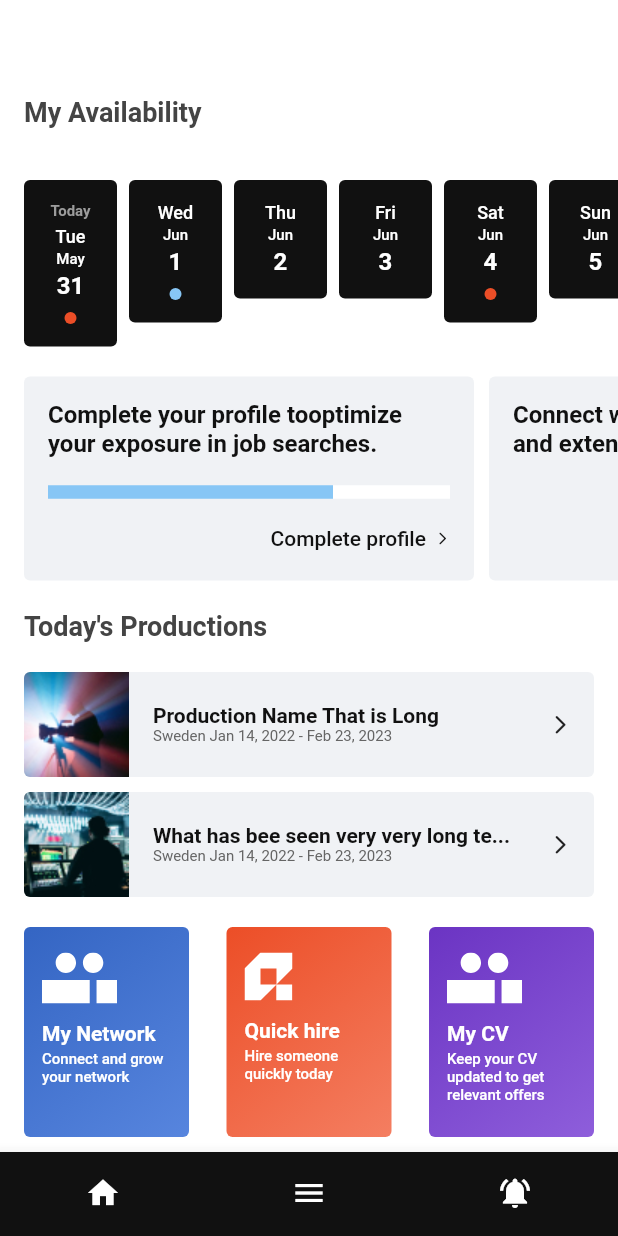
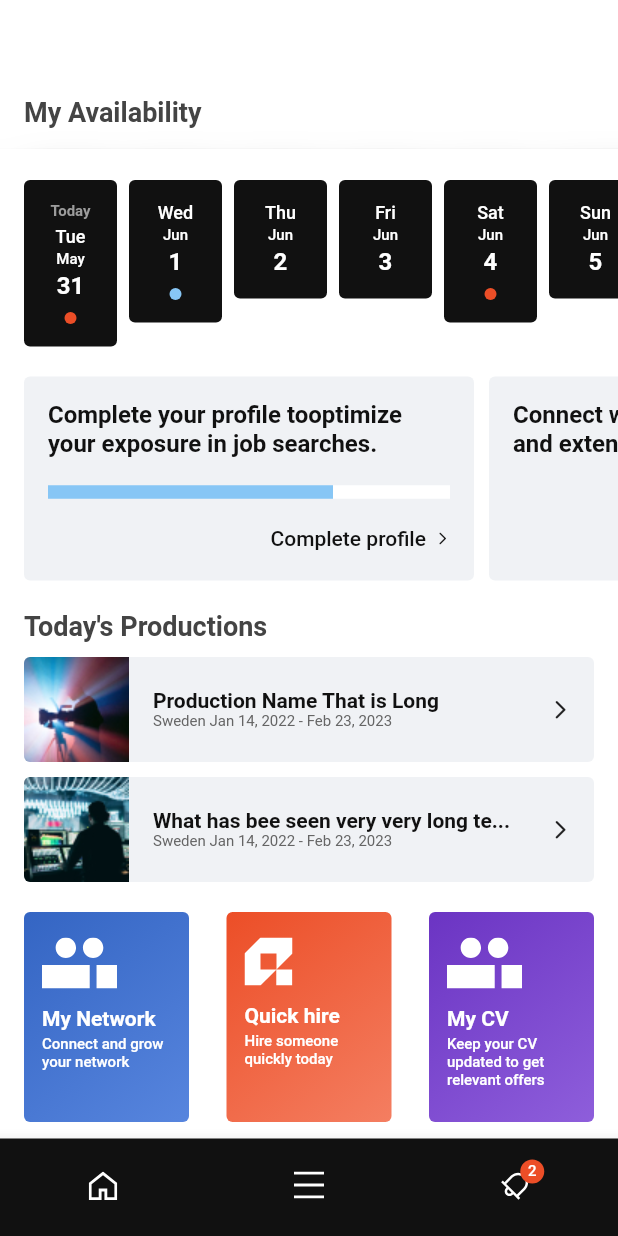
Before and after one commit to sdf0106/qyre_test_app, a Flutter app: the screen it shows after launch, on a phone screen of 412 x 824 dp. Run offline on Flutter 3.47's test engine with Material 2 defaults, Android fonts, the light colour scheme and no system bars; our stand-ins replace bloc, dartz, flutter_bloc, flutter_svg, freezed_annotation, get_it and 1 more; Roboto replaces fonts that are missing (Matter).

Commit message:
style(home): add bottomBar svgs and appBar blurEffect -15

```diff
--- /dev/null
+++ b/lib/core/consts/icon_paths.dart
@@ -0,0 +1,7 @@
+class IconPaths {
+  IconPaths._();
+
+  static const homeIconPath = 'assets/icons/home.svg';
+  static const menuIconPath = 'assets/icons/menu.svg';
+  static const notifications = 'assets/icons/notifications.svg';
+}
--- a/lib/features/home/presentation/pages/home_page.dart
+++ b/lib/features/home/presentation/pages/home_page.dart
@@ -11,7 +11,7 @@ import '../../../productions/presentation/widgets/production_cards_list.dart';
 import '../../../starred_posts/widgets/starred_posts_content.dart';
 import '../cubit/extending_app_bar_cubit.dart';
 import '../widgets/app_bar/app_bar.dart';
-import '../widgets/bottom_navigation_bar.dart';
+import '../widgets/bottom_navigation_bar/bottom_navigation_bar.dart';
 
 class HomePage extends StatelessWidget {
   const HomePage({Key? key}) : super(key: key);
@@ -31,10 +31,10 @@ class HomePage extends StatelessWidget {
       child: Scaffold(
         backgroundColor: Theme.of(context).colorScheme.background,
         body: Stack(
-          children: const [
-            HomeScrollableView(),
-            QyreAppBar(),
-          ],
+          children: [
+            QyreAppBar(setWidth: MediaQuery.of(context).size.width),
+            const HomeScrollableView(),
+          ].reversed.toList(),
         ),
         bottomNavigationBar: const QyreBottomNavigationBar(),
       ),
--- a/lib/features/home/presentation/widgets/app_bar/app_bar.dart
+++ b/lib/features/home/presentation/widgets/app_bar/app_bar.dart
@@ -1,3 +1,5 @@
+import 'dart:ui' as UI;
+
 import 'package:flutter/material.dart';
 
 import '../../../../../config/theme/palette.dart';
@@ -5,18 +7,28 @@ import '../../../../../config/theme/palette.dart';
 import 'app_bar_content.dart';
 
 class QyreAppBar extends StatelessWidget {
-  const QyreAppBar({Key? key}) : super(key: key);
+  final double setWidth;
+  const QyreAppBar({
+    Key? key,
+    required this.setWidth,
+  }) : super(key: key);
 
   @override
   Widget build(BuildContext context) {
     return Column(
       crossAxisAlignment: CrossAxisAlignment.start,
       children: [
-        Container(
-          width: double.infinity,
+        ClipRect(
+          child: BackdropFilter(
+            filter: UI.ImageFilter.blur(
+              sigmaX: 15.0,
+              sigmaY: 15.0,
+            ),
+            child: Container(
+              width: setWidth,
               decoration: BoxDecoration(
                 color: Palette.white.withOpacity(0.7),
-            // backgroundBlendMode: BlendMode.dstIn,
+                backgroundBlendMode: BlendMode.srcOver,
               ),
               padding: const EdgeInsets.fromLTRB(16.0, 64.0, 0.0, 14.0),
               child: Text(
@@ -24,7 +36,17 @@ class QyreAppBar extends StatelessWidget {
                 style: Theme.of(context).textTheme.headline1,
               ),
             ),
-        const AppBarContent(),
+          ),
+        ),
+        ClipRect(
+          child: BackdropFilter(
+            filter: UI.ImageFilter.blur(
+              sigmaX: 15.0,
+              sigmaY: 15.0,
+            ),
+            child: const AppBarContent(),
+          ),
+        ),
       ],
     );
   }
--- a/lib/features/home/presentation/widgets/app_bar/app_bar_content.dart
+++ b/lib/features/home/presentation/widgets/app_bar/app_bar_content.dart
@@ -2,7 +2,6 @@ import 'package:flutter/material.dart';
 import 'package:flutter_bloc/flutter_bloc.dart';
 import 'package:qyre_test_app/core/widgets.dart/error_text.dart';
 
-import '../../../../../config/theme/palette.dart';
 import '../../../../../core/widgets.dart/circular_progress_indicator.dart';
 import '../../../../availability/domain/blocs/availability/availability_bloc.dart';
 import '../../../../availability/domain/entities/day.dart';
--- a/lib/features/home/presentation/widgets/bottom_navigation_bar.dart
+++ b/lib/features/home/presentation/widgets/bottom_navigation_bar/bottom_navigation_bar.dart
@@ -1,4 +1,7 @@
 import 'package:flutter/material.dart';
+
+import '../../../../../core/consts/icon_paths.dart';
+import 'bottom_navigation_bar_item.dart';
 
 class QyreBottomNavigationBar extends StatelessWidget {
   const QyreBottomNavigationBar({
@@ -12,25 +15,25 @@ class QyreBottomNavigationBar extends StatelessWidget {
       showUnselectedLabels: false,
       selectedItemColor: Theme.of(context).colorScheme.onSurface,
       backgroundColor: Theme.of(context).colorScheme.onBackground,
+      iconSize: 20.0,
       items: const [
         BottomNavigationBarItem(
           label: 'Home',
-          icon: Icon(
-            Icons.home,
+          icon: QyreBottomNavigationBarItem(
+            iconPath: IconPaths.homeIconPath,
           ),
         ),
         BottomNavigationBarItem(
           label: 'Menu',
-          icon: Icon(
-            Icons.menu,
-            color: Colors.white,
+          icon: QyreBottomNavigationBarItem(
+            iconPath: IconPaths.menuIconPath,
           ),
         ),
         BottomNavigationBarItem(
           label: 'Notifications',
-          icon: Icon(
-            Icons.notifications_on,
-            color: Colors.white,
+          icon: QyreBottomNavigationBarItem(
+            iconPath: IconPaths.notifications,
+            notifications: 2,
           ),
         ),
       ],
--- /dev/null
+++ b/lib/features/home/presentation/widgets/bottom_navigation_bar/bottom_navigation_bar_item.dart
@@ -0,0 +1,62 @@
+import 'package:flutter/material.dart';
+import 'package:flutter_svg/flutter_svg.dart';
+
+class QyreBottomNavigationBarItem extends StatelessWidget {
+  final String iconPath;
+  final int notifications;
+  const QyreBottomNavigationBarItem({
+    Key? key,
+    required this.iconPath,
+    this.notifications = 0,
+  }) : super(key: key);
+
+  @override
+  Widget build(BuildContext context) {
+    return SizedBox(
+      height: 35.0,
+      child: Stack(
+        children: [
+          if (notifications != 0)
+            _NotificationIndecator(
+              amount: notifications,
+            ),
+          Padding(
+            padding: const EdgeInsets.all(8.0),
+            child: SvgPicture.asset(
+              iconPath,
+              color: Colors.white, //Theme.of(context).colorScheme.onSurface,
+            ),
+          ),
+        ].reversed.toList(),
+      ),
+    );
+  }
+}
+
+class _NotificationIndecator extends StatelessWidget {
+  final int amount;
+  const _NotificationIndecator({
+    Key? key,
+    required this.amount,
+  }) : super(key: key);
+
+  @override
+  Widget build(BuildContext context) {
+    return Positioned(
+      top: 0.0,
+      right: 0.0,
+      child: Container(
+        height: 16.0,
+        width: 16.0,
+        alignment: Alignment.center,
+        decoration: BoxDecoration(
+            color: Theme.of(context).colorScheme.onPrimary,
+            shape: BoxShape.circle),
+        child: Text(
+          amount.toString(),
+          style: Theme.of(context).textTheme.headline5!,
+        ),
+      ),
+    );
+  }
+}
--- a/lib/features/job_offers/presentation/widgets/job_offers_card.dart
+++ b/lib/features/job_offers/presentation/widgets/job_offers_card.dart
@@ -35,7 +35,6 @@ class JobOffersCard extends StatelessWidget {
               children: [
                 SizedBox(
                   width: 250,
-
                   child: Text(
                     'Job offers are shown here!\n Keep your profile updated to stay relevant for new opportunities.',
                     style: Theme.of(context).textTheme.bodyText2,
--- a/lib/features/productions/presentation/widgets/production_cards_list.dart
+++ b/lib/features/productions/presentation/widgets/production_cards_list.dart
@@ -30,7 +30,7 @@ class ProductCardsList extends StatelessWidget {
               'Today\'s Productions',
               style: Theme.of(context).textTheme.headline1,
             ),
-            const SizedBox(height: 20.0),
+            const SizedBox(height: 10.0),
             const _ProductCardListContent(),
           ],
         ),
--- a/pubspec.yaml
+++ b/pubspec.yaml
@@ -36,6 +36,7 @@ flutter:
   assets:
     - assets/images/raster/
     - assets/images/vector/
+    - assets/icons/
 
   fonts:
     - family: Matter
```
Also changed, not shown: assets/icons/home.svg (added), assets/icons/menu.svg (added), assets/icons/notifications.svg (added). Lines whose indentation alone changed are shown as unchanged.
